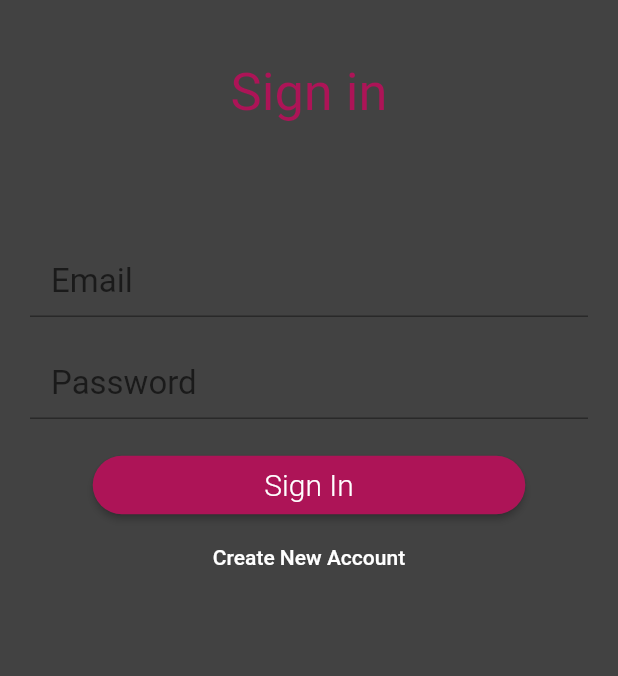
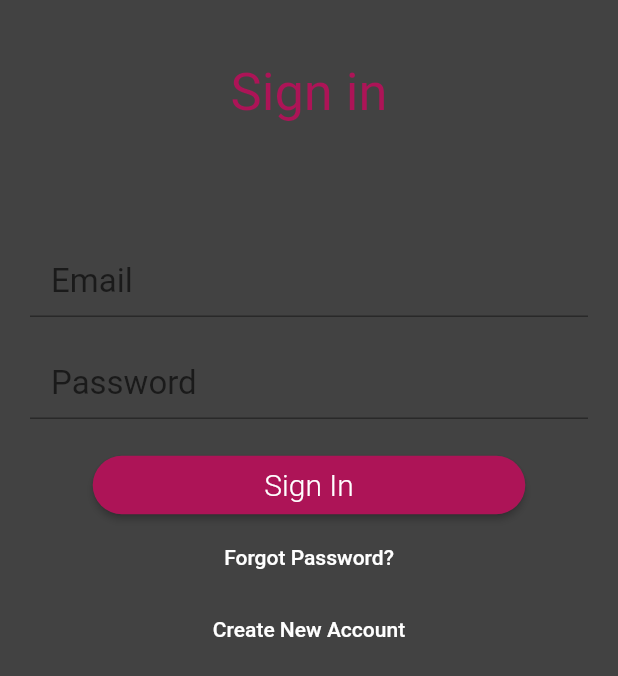
Before and after one commit to MSchmaud/party-app, a Flutter app: the screen it shows after launch, after a tap on "Sign In", on a phone screen of 412 x 824 dp. Shown: the top 676 px of the screen. Run offline on Flutter 3.47's test engine with Material 2 defaults, Android fonts, the phone set to English and light mode, and no system bars; our stand-ins replace firebase_auth; accounts and stored records are empty.

Commit message:
password reset functinality

```diff
--- a/lib/services/auth_service.dart
+++ b/lib/services/auth_service.dart
@@ -31,9 +31,14 @@ class AuthService {
     return _firebaseAuth.signOut();
   }
 
+  // Reset password
+  Future sendPasswordResetEmail(String email) async {
+    return _firebaseAuth.sendPasswordResetEmail(email: email);
+  }
+
 }
 
-// CLASSES FOR VALIDATION OF FORM FIELDS
+// CLASSES FOR VALIDATION OF FORM FIELDS ===================================================================
 class EmailValidator {
   static String validate(String value) {
     if(value.isEmpty) {
--- a/lib/views/sign_up_view.dart
+++ b/lib/views/sign_up_view.dart
@@ -2,7 +2,7 @@ import 'package:flutter/material.dart';
 import 'package:partyApp/services/auth_service.dart';
 import 'package:partyApp/widgets/provider.dart';
 
-enum AuthFormType {signIn, signUp}
+enum AuthFormType {signIn, signUp, reset}
 
 class SignUpView extends StatefulWidget {
   final AuthFormType authFormType;
@@ -21,7 +21,7 @@ class _SignUpViewState extends State<SignUpView> {
 
   // Formkey and string global variables
   final formKey = GlobalKey<FormState>();
-  String _email, _password, _username, _error;
+  String _email, _password, _username, _warning;
 
   // METHOD FOR SWITCHING STATE
   void switchFormState(String state) {
@@ -49,7 +49,7 @@ class _SignUpViewState extends State<SignUpView> {
     }
   }
 
-  // SUBMIT BUTTON METHOD
+  // SUBMIT BUTTON METHOD ===================================================================
   void submit() async {
     if(validate()){
       try {
@@ -58,6 +58,13 @@ class _SignUpViewState extends State<SignUpView> {
           String uid = await auth.signInWithEmailAndPassword(_email, _password);
           print("Signed In with ID $uid");
           Navigator.of(context).pushReplacementNamed('/home');
+        }else if(authFormType == AuthFormType.reset){
+          await auth.sendPasswordResetEmail(_email);
+          print("Password Reset email sent");
+          _warning = "A password reset link has been sent to $_email";
+          setState(() {
+            authFormType = AuthFormType.signIn;
+          });
         }else{
           String uid = await auth.createUserWithEmailAndPassword(_email, _password, _username);
           print("Signed up with ID $uid");
@@ -65,7 +72,7 @@ class _SignUpViewState extends State<SignUpView> {
         }
       } catch (e){
         setState(() {
-          _error = e.message;
+          _warning = e.message;
         });
         print(e);
       }
@@ -74,6 +81,7 @@ class _SignUpViewState extends State<SignUpView> {
 
   }
 
+  // MAIN BUILD METHOD ----------------------------------------------------------------------------------
   @override
   Widget build(BuildContext ctxt) {
 
@@ -111,12 +119,25 @@ class _SignUpViewState extends State<SignUpView> {
         ),
       ),
     );
-
   }
+  // -------------------------------------------------------------------------------------------
 
   // Build Input method =================================================================
   List<Widget> buildInputs() {
     List<Widget> textFields = [];
+
+    if(authFormType == AuthFormType.reset){
+      textFields.add(
+        TextFormField(
+          validator: EmailValidator.validate,
+          style: TextStyle(fontSize: 22.0),
+          decoration: buildSignUpInputDecoration("Email"),
+          onSaved: (value) => _email = value,
+        ),
+      );
+      textFields.add(SizedBox(height: 20));
+      return textFields;
+    }
 
     // ADD USERNAME IF IN SIGN UP STATE
     if(authFormType == AuthFormType.signUp){
@@ -177,6 +198,8 @@ class _SignUpViewState extends State<SignUpView> {
     String _headerText;
     if(authFormType == AuthFormType.signUp){
       _headerText = "Create New Account";
+    }else if(authFormType == AuthFormType.reset){
+      _headerText = "Reset Password";
     }else{
       _headerText = "Sign in";
     }
@@ -193,13 +216,19 @@ class _SignUpViewState extends State<SignUpView> {
   // BUILD BUTTONS METHOD ========================================================================
   List<Widget> buildButtons() {
     String _switchButtonText, _newFormState, _submitButtonText;
+    bool _showForgotPassword = false;
 
     if(authFormType == AuthFormType.signIn){
       _switchButtonText = "Create New Account";
       _newFormState = "signUp";
       _submitButtonText = "Sign In";
+      _showForgotPassword = true;
+    }else if(authFormType == AuthFormType.reset){
+      _switchButtonText = "Return to Sign In";
+      _newFormState = "signIn";
+      _submitButtonText = "Submit";
     }else{
-      _switchButtonText = "Already Have an Account? Sign In";
+      _switchButtonText = "Have an Account? Sign In";
       _newFormState = "signIn";
       _submitButtonText = "Sign Up";
     }
@@ -220,6 +249,8 @@ class _SignUpViewState extends State<SignUpView> {
           })
       ),
 
+      showForgotPassword(_showForgotPassword),
+
       FlatButton(
          child: Text(_switchButtonText, style: TextStyle(color: Colors.white),),
          onPressed: () {
@@ -229,9 +260,26 @@ class _SignUpViewState extends State<SignUpView> {
     ];
   }
 
+  // FORGOT PASSWORD BUILDER METHOD
+  Widget showForgotPassword(bool visible) {
+    return Visibility(
+      child: FlatButton(
+        child: Text("Forgot Password?", style: TextStyle(color: Colors.white),
+        ),
+        onPressed: () {
+          setState(() {
+            authFormType = AuthFormType.reset;
+          });
+        },
+      ),
+      visible: visible,
+    );
+
+  }
+
   // SHOW ALERT METHOD =======================================================================
   Widget showAlert() {
-    if(_error != null){
+    if(_warning != null){
       return Container(
         color: Colors.red,
         width: double.infinity,
@@ -242,14 +290,14 @@ class _SignUpViewState extends State<SignUpView> {
               padding: const EdgeInsets.all(8.0),
               child: Icon(Icons.error_outline),
             ),
-            Expanded(child: Text(_error)),
+            Expanded(child: Text(_warning)),
             Padding(
               padding: const EdgeInsets.all(8.0),
               child: IconButton(
                 icon: Icon(Icons.close),
                 onPressed: () {
                   setState(() {
-                    _error = null;
+                    _warning = null;
                   });
                 },
               ),
```
